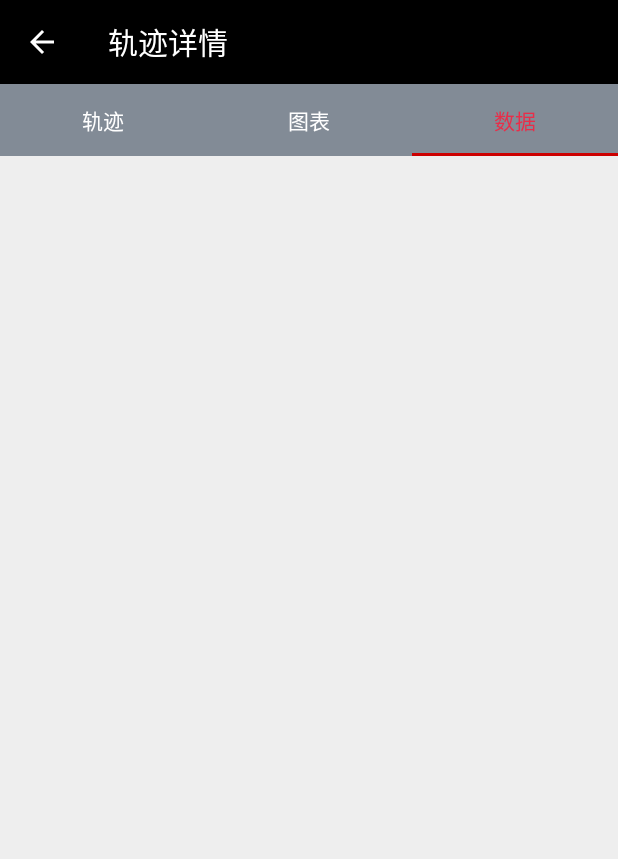
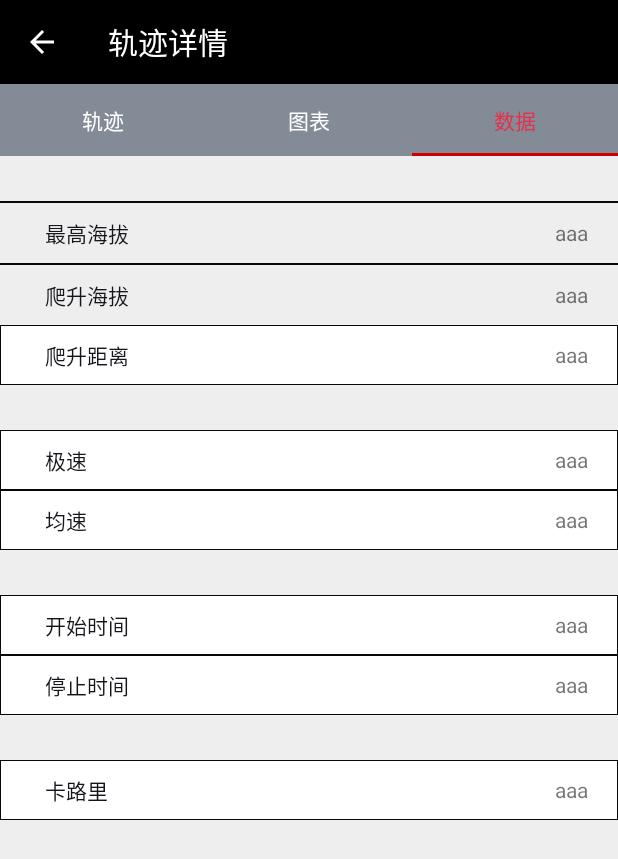
Before and after one commit to comexs/cycling-android, an Android app: the TrackInfoActivity screen opened directly, with no data from a screen before it, tab 3 chosen, on a phone screen of 412 x 824 dp. Shown: the top 859 px of the screen. Run offline under Robolectric (Android 15) with nearby library versions, the phone set to English and light mode, and no system bars; our stand-ins replace ButterKnife; libraries missing offline, so code that uses them is left out: com.baidu.mapapi; 16 statements that could not run were skipped.

Commit message:
第五次提交

```diff
--- a/app/src/main/java/com/alex/cycling/ui/track/TrackInfoActivity.java
+++ b/app/src/main/java/com/alex/cycling/ui/track/TrackInfoActivity.java
@@ -56,7 +56,7 @@ public class TrackInfoActivity extends BaseActivity {
         mTabAdapter = new TabFragmentPagerAdapter(getSupportFragmentManager());
         mTabAdapter.addTab(TrackMainFragment.newInstance(trackUUID), "轨迹");
         mTabAdapter.addTab(ChartFragment.newInstance(trackUUID), "图表");
-        mTabAdapter.addTab(new TrackDetailFragment(), "数据");
+        mTabAdapter.addTab(TrackDetailFragment.newInstance(trackUUID), "数据");
         viewPager.setOffscreenPageLimit(2);
         viewPager.setAdapter(mTabAdapter);
         tab.setupWithViewPager(viewPager);
--- a/app/src/main/java/com/alex/cycling/ui/track/fragment/TrackDetailFragment.java
+++ b/app/src/main/java/com/alex/cycling/ui/track/fragment/TrackDetailFragment.java
@@ -2,21 +2,81 @@ package com.alex.cycling.ui.track.fragment;
 
 import android.os.Bundle;
 import android.support.annotation.Nullable;
+import android.support.v4.app.Fragment;
 import android.view.LayoutInflater;
 import android.view.View;
 import android.view.ViewGroup;
+import android.widget.TextView;
 
+import com.alex.cycling.R;
 import com.alex.cycling.base.BaseFragment;
+import com.alex.cycling.db.DbUtil;
+import com.alex.cycling.service.TrackManager;
+import com.alex.greendao.TrackInfo;
+import com.alex.greendao.TrackInfoDao;
+
+import butterknife.Bind;
+import butterknife.ButterKnife;
 
 /**
  * Created by comexs on 16/4/24.
  */
-public class TrackDetailFragment extends BaseFragment{
+public class TrackDetailFragment extends BaseFragment {
 
+
+    @Bind(R.id.max_climb)
+    TextView maxClimb;
+    @Bind(R.id.climbup)
+    TextView climbup;
+    @Bind(R.id.climb_distance)
+    TextView climbDistance;
+    @Bind(R.id.most_speed)
+    TextView mostSpeed;
+    @Bind(R.id.avage_speed)
+    TextView avageSpeed;
+    @Bind(R.id.start_time)
+    TextView startTime;
+    @Bind(R.id.stop_time)
+    TextView stopTime;
+    @Bind(R.id.colaire)
+    TextView colaire;
+
+    private String trackUUID;
+    TrackInfo trackInfo;
+
+
+    public static Fragment newInstance(String trackUUID) {
+        TrackDetailFragment fragment = new TrackDetailFragment();
+        Bundle bundle = new Bundle();
+        bundle.putString("uuid", trackUUID);
+        fragment.setArguments(bundle);
+        return fragment;
+    }
 
     @Nullable
     @Override
     public View onCreateView(LayoutInflater inflater, @Nullable ViewGroup container, @Nullable Bundle savedInstanceState) {
-        return super.onCreateView(inflater, container, savedInstanceState);
+        View view = inflater.inflate(R.layout.fragment_track_data, null, false);
+        ButterKnife.bind(this, view);
+        init();
+        return view;
+    }
+
+
+    private void init() {
+        trackUUID = getArguments().getString("uuid");
+        trackInfo = DbUtil.getTrackInfoService().queryBuilder().where(TrackInfoDao.Properties.TrackUUID.eq(trackUUID)).unique();
+        if (null == trackInfo) {
+            return;
+        }
+//        maxClimb.setText(trackInfo.get);
+        climbup.setTex
+
+    }
+
+    @Override
+    public void onDestroyView() {
+        super.onDestroyView();
+        ButterKnife.unbind(this);
     }
 }
--- /dev/null
+++ b/app/src/main/res/drawable/bg_line_black.xml
@@ -0,0 +1,17 @@
+<?xml version="1.0" encoding="utf-8"?>
+<shape xmlns:android="http://schemas.android.com/apk/res/android">
+
+
+    <solid android:color="#fff" />
+
+    <stroke
+        android:width="0.01dp"
+        android:color="@color/black" />
+
+    <padding
+        android:bottom="0.01dp"
+        android:left="0.01dp"
+        android:right="0.01dp"
+        android:top="0.01dp" />
+
+</shape>
--- /dev/null
+++ b/app/src/main/res/layout/fragment_track_data.xml
@@ -0,0 +1,281 @@
+<?xml version="1.0" encoding="utf-8"?>
+<LinearLayout xmlns:android="http://schemas.android.com/apk/res/android"
+    android:layout_width="match_parent"
+    android:layout_height="match_parent"
+    android:orientation="vertical">
+
+    <View
+        android:layout_width="match_parent"
+        android:layout_height="1dp"
+        android:layout_marginTop="30dp"
+        android:background="@color/black"
+        android:visibility="visible" />
+
+    <FrameLayout
+        android:layout_width="match_parent"
+        android:layout_height="40dp"
+        android:orientation="horizontal">
+
+
+        <TextView
+            android:layout_width="wrap_content"
+            android:layout_height="wrap_content"
+            android:layout_gravity="center_vertical"
+            android:layout_marginLeft="30dp"
+            android:gravity="center_vertical"
+            android:text="最高海拔"
+            android:textColor="@color/holo_black" />
+
+
+        <TextView
+            android:id="@+id/max_climb"
+            android:layout_width="wrap_content"
+            android:layout_height="wrap_content"
+            android:layout_gravity="right|center_vertical"
+            android:layout_marginRight="20dp"
+            android:text="aaa" />
+
+
+    </FrameLayout>
+
+    <View
+        android:layout_width="match_parent"
+        android:layout_height="1dp"
+        android:background="@color/black"
+        android:visibility="visible" />
+
+    <FrameLayout
+        android:layout_width="match_parent"
+        android:layout_height="40dp"
+        android:orientation="horizontal">
+
+        <View
+            android:layout_width="match_parent"
+            android:layout_height="1dp"
+            android:background="@color/black"
+            android:visibility="gone" />
+
+        <TextView
+            android:layout_width="wrap_content"
+            android:layout_height="wrap_content"
+            android:layout_gravity="center_vertical"
+            android:layout_marginLeft="30dp"
+            android:gravity="center_vertical"
+            android:text="爬升海拔"
+            android:textColor="@color/holo_black" />
+
+
+        <TextView
+            android:id="@+id/climbup"
+            android:layout_width="wrap_content"
+            android:layout_height="wrap_content"
+            android:layout_gravity="right|center_vertical"
+            android:layout_marginRight="20dp"
+            android:text="aaa" />
+
+    </FrameLayout>
+
+
+    <FrameLayout
+        android:layout_width="match_parent"
+        android:layout_height="40dp"
+        android:background="@drawable/bg_line_black"
+        android:orientation="horizontal">
+
+        <View
+            android:layout_width="match_parent"
+            android:layout_height="1dp"
+            android:background="@color/black"
+            android:visibility="gone" />
+
+        <TextView
+            android:layout_width="wrap_content"
+            android:layout_height="wrap_content"
+            android:layout_gravity="center_vertical"
+            android:layout_marginLeft="30dp"
+            android:gravity="center_vertical"
+            android:text="爬升距离"
+            android:textColor="@color/holo_black" />
+
+
+        <TextView
+            android:id="@+id/climb_distance"
+            android:layout_width="wrap_content"
+            android:layout_height="wrap_content"
+            android:layout_gravity="right|center_vertical"
+            android:layout_marginRight="20dp"
+            android:text="aaa" />
+
+    </FrameLayout>
+
+
+    <FrameLayout
+        android:layout_width="match_parent"
+        android:layout_height="40dp"
+        android:layout_marginTop="30dp"
+        android:background="@drawable/bg_line_black"
+        android:orientation="horizontal">
+
+        <View
+            android:layout_width="match_parent"
+            android:layout_height="1dp"
+            android:background="@color/black"
+            android:visibility="gone" />
+
+        <TextView
+            android:layout_width="wrap_content"
+            android:layout_height="wrap_content"
+            android:layout_gravity="center_vertical"
+            android:layout_marginLeft="30dp"
+            android:gravity="center_vertical"
+            android:text="极速"
+            android:textColor="@color/holo_black" />
+
+
+        <TextView
+            android:id="@+id/most_speed"
+            android:layout_width="wrap_content"
+            android:layout_height="wrap_content"
+            android:layout_gravity="right|center_vertical"
+            android:layout_marginRight="20dp"
+            android:text="aaa" />
+
+
+    </FrameLayout>
+
+    <FrameLayout
+        android:layout_width="match_parent"
+        android:layout_height="40dp"
+        android:background="@drawable/bg_line_black"
+        android:orientation="horizontal">
+
+        <View
+            android:layout_width="match_parent"
+            android:layout_height="1dp"
+            android:background="@color/black"
+            android:visibility="gone" />
+
+        <TextView
+            android:layout_width="wrap_content"
+            android:layout_height="wrap_content"
+            android:layout_gravity="center_vertical"
+            android:layout_marginLeft="30dp"
+            android:gravity="center_vertical"
+            android:text="均速"
+            android:textColor="@color/holo_black" />
+
+
+        <TextView
+            android:id="@+id/avage_speed"
+            android:layout_width="wrap_content"
+            android:layout_height="wrap_content"
+            android:layout_gravity="right|center_vertical"
+            android:layout_marginRight="20dp"
+            android:text="aaa" />
+
+
+    </FrameLayout>
+
+    <FrameLayout
+        android:layout_width="match_parent"
+        android:layout_height="40dp"
+        android:layout_marginTop="30dp"
+        android:background="@drawable/bg_line_black"
+        android:orientation="horizontal">
+
+        <View
+            android:layout_width="match_parent"
+            android:layout_height="1dp"
+            android:background="@color/black"
+            android:visibility="gone" />
+
+        <TextView
+            android:layout_width="wrap_content"
+            android:layout_height="wrap_content"
+            android:layout_gravity="center_vertical"
+            android:layout_marginLeft="30dp"
+            android:gravity="center_vertical"
+            android:text="开始时间"
+            android:textColor="@color/holo_black" />
+
+
+        <TextView
+            android:id="@+id/start_time"
+            android:layout_width="wrap_content"
+            android:layout_height="wrap_content"
+            android:layout_gravity="right|center_vertical"
+            android:layout_marginRight="20dp"
+            android:text="aaa" />
+
+
+    </FrameLayout>
+
+    <FrameLayout
+        android:layout_width="match_parent"
+        android:layout_height="40dp"
+        android:background="@drawable/bg_line_black"
+        android:orientation="horizontal">
+
+        <View
+            android:layout_width="match_parent"
+            android:layout_height="1dp"
+            android:background="@color/black"
+            android:visibility="gone" />
+
+        <TextView
+            android:layout_width="wrap_content"
+            android:layout_height="wrap_content"
+            android:layout_gravity="center_vertical"
+            android:layout_marginLeft="30dp"
+            android:gravity="center_vertical"
+            android:text="停止时间"
+            android:textColor="@color/holo_black" />
+
+
+        <TextView
+            android:id="@+id/stop_time"
+            android:layout_width="wrap_content"
+            android:layout_height="wrap_content"
+            android:layout_gravity="right|center_vertical"
+            android:layout_marginRight="20dp"
+            android:text="aaa" />
+
+
+    </FrameLayout>
+
+    <FrameLayout
+        android:layout_width="match_parent"
+        android:layout_height="40dp"
+        android:layout_marginTop="30dp"
+        android:background="@drawable/bg_line_black"
+        android:orientation="horizontal">
+
+        <View
+            android:layout_width="match_parent"
+            android:layout_height="1dp"
+            android:background="@color/black"
+            android:visibility="gone" />
+
+        <TextView
+            android:layout_width="wrap_content"
+            android:layout_height="wrap_content"
+            android:layout_gravity="center_vertical"
+            android:layout_marginLeft="30dp"
+            android:gravity="center_vertical"
+            android:text="卡路里"
+            android:textColor="@color/holo_black" />
+
+
+        <TextView
+            android:id="@+id/colaire"
+            android:layout_width="wrap_content"
+            android:layout_height="wrap_content"
+            android:layout_gravity="right|center_vertical"
+            android:layout_marginRight="20dp"
+            android:text="aaa" />
+
+
+    </FrameLayout>
+
+
+</LinearLayout>
```
